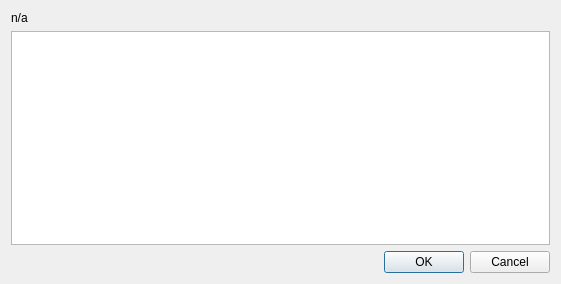
Old version of the form app/view/ui_files/dijalog_komentar.ui in the repository kluksa/kontrola-podataka.
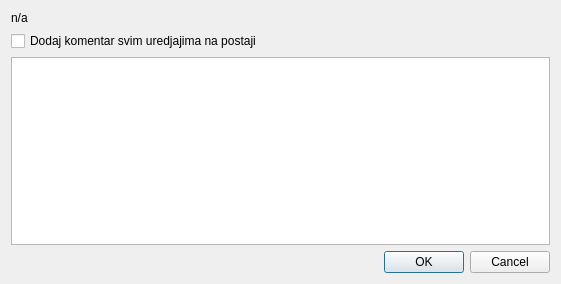
New version of the form.

Commit message: Dodana podrska za spremanje komentara za sve kanala na postaji.

Patch:
```diff
--- a/app/view/ui_files/dijalog_komentar.ui
+++ b/app/view/ui_files/dijalog_komentar.ui
@@ -21,6 +21,13 @@
      </property>
     </widget>
    </item>
+   <item>
+    <widget class="QCheckBox" name="checkBoxDodajSvima">
+     <property name="text">
+      <string>Dodaj komentar svim uredjajima na postaji</string>
+     </property>
+    </widget>
+   </item>
    <item>
     <widget class="QPlainTextEdit" name="plainTextEdit"/>
    </item>
```
The commit also changes 3 other files.
